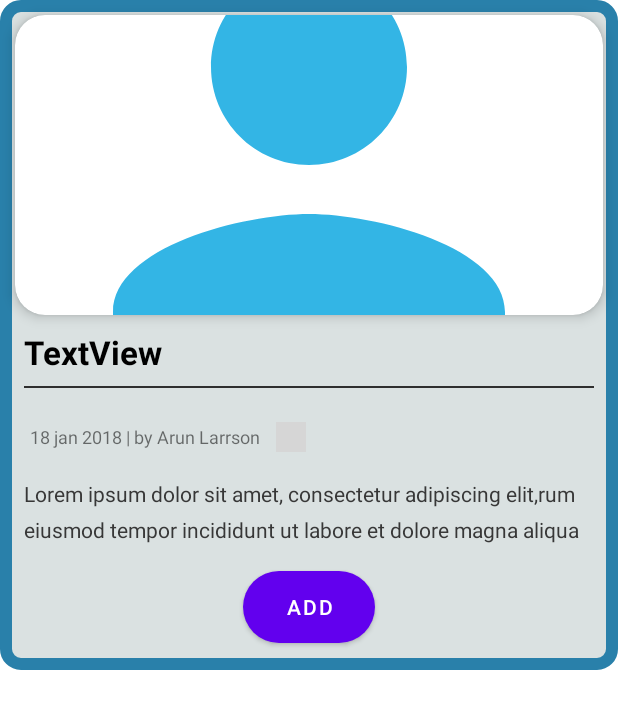
After one commit to Osastop9/BlogBlog, an Android app: the layout fragment_comments.xml on its own in the app's theme, with its tools: preview values and no code run, on a phone screen of 412 x 824 dp. The commit adds this screen. Shown: the top 709 px of the screen. Run offline under Robolectric (Android 15) with nearby library versions, the phone set to English and light mode, and no system bars; grey boxes are pictures that could not be loaded.

Commit message:
UI update

```diff
--- /dev/null
+++ b/app/src/main/res/drawable/botton_border_2.xml
@@ -0,0 +1,7 @@
+<?xml version="1.0" encoding="utf-8"?>
+<shape xmlns:android="http://schemas.android.com/apk/res/android"
+    android:shape="rectangle">
+    <corners android:radius="10dp" />
+    <stroke android:width="12px" android:color="#2980AA" />
+    <solid android:color="#F7D9E0E1" />
+</shape>
--- /dev/null
+++ b/app/src/main/res/drawable/edittext_button_style_rounded.xml
@@ -0,0 +1,11 @@
+<?xml version="1.0" encoding="utf-8"?>
+<shape xmlns:android="http://schemas.android.com/apk/res/android">
+
+
+    <solid android:color="#f4f4f4" />
+    <padding android:top="12dp" android:bottom="12dp"
+        android:right="12dp" android:left="12dp" />
+    <corners android:radius="32dp" />
+
+
+</shape>
--- /dev/null
+++ b/app/src/main/res/drawable/ic_baseline_person_24.xml
@@ -0,0 +1,10 @@
+<vector xmlns:android="http://schemas.android.com/apk/res/android"
+    android:width="24dp"
+    android:height="24dp"
+    android:viewportWidth="24"
+    android:viewportHeight="24"
+    android:tint="@android:color/holo_blue_light">
+  <path
+      android:fillColor="@android:color/white"
+      android:pathData="M12,12c2.21,0 4,-1.79 4,-4s-1.79,-4 -4,-4 -4,1.79 -4,4 1.79,4 4,4zM12,14c-2.67,0 -8,1.34 -8,4v2h16v-2c0,-2.66 -5.33,-4 -8,-4z"/>
+</vector>
--- /dev/null
+++ b/app/src/main/res/layout/fragment_comments.xml
@@ -0,0 +1,146 @@
+<?xml version="1.0" encoding="utf-8"?>
+<androidx.core.widget.NestedScrollView
+    xmlns:android="http://schemas.android.com/apk/res/android"
+    xmlns:app="http://schemas.android.com/apk/res-auto"
+    xmlns:tools="http://schemas.android.com/tools"
+    android:layout_width="match_parent"
+    android:layout_height="match_parent"
+    android:background="#fff">
+
+    <androidx.constraintlayout.widget.ConstraintLayout
+        android:layout_width="match_parent"
+        android:layout_height="match_parent"
+        android:background="@drawable/botton_border_2">
+
+        <ProgressBar
+            android:id="@+id/paginationProgressBar"
+            style="?attr/progressBarStyle"
+            android:layout_width="wrap_content"
+            android:layout_height="wrap_content"
+            android:visibility="invisible"
+            android:background="@android:color/transparent"
+            app:layout_constraintBottom_toBottomOf="parent"
+            app:layout_constraintEnd_toEndOf="parent"
+            app:layout_constraintHorizontal_bias="0.5"
+            app:layout_constraintStart_toStartOf="parent" />
+
+        <TextView
+            android:id="@+id/post_detail_title"
+            android:layout_width="0dp"
+            android:layout_height="wrap_content"
+            android:layout_marginStart="16dp"
+            android:layout_marginTop="220dp"
+            android:layout_marginEnd="16dp"
+            android:lineSpacingExtra="4dp"
+            android:text="TextView"
+            android:textColor="@android:color/black"
+            android:textSize="22sp"
+            android:textStyle="bold"
+            app:layout_constraintEnd_toEndOf="parent"
+            app:layout_constraintHorizontal_bias="0.0"
+            app:layout_constraintStart_toStartOf="parent"
+            app:layout_constraintTop_toTopOf="parent" />
+
+        <View
+            android:background="#2e2e2e"
+            android:id="@+id/view"
+            android:layout_width="0dp"
+            android:layout_height="1dp"
+            android:layout_marginStart="16dp"
+            android:layout_marginLeft="16dp"
+            android:layout_marginTop="8dp"
+            android:layout_marginEnd="16dp"
+            android:layout_marginRight="16dp"
+            app:layout_constraintEnd_toEndOf="parent"
+            app:layout_constraintHorizontal_bias="0.0"
+            app:layout_constraintStart_toStartOf="parent"
+            app:layout_constraintTop_toBottomOf="@+id/post_detail_title" />
+
+        <TextView
+            android:id="@+id/post_detail_date_name"
+            android:layout_width="wrap_content"
+            android:layout_height="wrap_content"
+            android:layout_marginStart="16dp"
+            android:layout_marginTop="24dp"
+            android:layout_marginEnd="8dp"
+            android:text="TextView"
+            android:textSize="12sp"
+            app:layout_constraintEnd_toEndOf="parent"
+            app:layout_constraintHorizontal_bias="0.017"
+            app:layout_constraintStart_toStartOf="parent"
+            app:layout_constraintTop_toBottomOf="@+id/view"
+            tools:text="18 jan 2018 | by Arun Larrson " />
+
+        <TextView
+
+            android:id="@+id/post_detail_desc"
+            android:layout_width="0dp"
+            android:layout_height="wrap_content"
+            android:layout_marginStart="16dp"
+            android:layout_marginTop="20dp"
+            android:layout_marginEnd="16dp"
+            android:lineSpacingExtra="8dp"
+            android:text="Lorem ipsum dolor sit amet, consectetur adipiscing elit,rum eiusmod tempor incididunt ut labore et dolore magna aliqua"
+            android:textColor="#373737"
+            app:layout_constraintEnd_toEndOf="parent"
+            app:layout_constraintHorizontal_bias="0.0"
+            app:layout_constraintStart_toStartOf="parent"
+            app:layout_constraintTop_toBottomOf="@+id/post_detail_date_name" />
+
+        <Button
+            android:id="@+id/add_comment_btn"
+            android:layout_width="wrap_content"
+            android:layout_height="wrap_content"
+            android:background="@drawable/edittext_button_style_rounded"
+            android:text="Add"
+            app:layout_constraintBottom_toTopOf="@+id/rv_comment"
+            app:layout_constraintEnd_toEndOf="parent"
+            app:layout_constraintStart_toStartOf="parent"
+            app:layout_constraintTop_toBottomOf="@+id/post_detail_desc" />
+
+        <ImageView
+            android:id="@+id/post_detail_user_img"
+            android:layout_width="20dp"
+            android:layout_height="20dp"
+            android:layout_marginStart="8dp"
+            android:layout_marginLeft="8dp"
+            app:layout_constraintBottom_toBottomOf="@+id/post_detail_date_name"
+            app:layout_constraintStart_toEndOf="@+id/post_detail_date_name"
+            app:layout_constraintTop_toTopOf="@+id/post_detail_date_name"
+            tools:srcCompat="@tools:sample/avatars" />
+
+        <androidx.recyclerview.widget.RecyclerView
+            android:id="@+id/rv_comment"
+            android:layout_width="0dp"
+            android:layout_height="wrap_content"
+            android:layout_marginStart="20dp"
+            android:layout_marginTop="84dp"
+            android:layout_marginEnd="20dp"
+            app:layout_constraintEnd_toEndOf="parent"
+            app:layout_constraintHorizontal_bias="0.0"
+            app:layout_constraintStart_toStartOf="parent"
+            app:layout_constraintTop_toBottomOf="@+id/post_detail_desc" />
+
+        <androidx.cardview.widget.CardView
+            android:id="@+id/cardView"
+            android:layout_width="match_parent"
+            android:layout_height="200dp"
+            android:layout_margin="10dp"
+            android:padding="10dp"
+            app:cardCornerRadius="20dp"
+            app:cardElevation="5dp"
+            app:layout_constraintStart_toStartOf="parent"
+            app:layout_constraintTop_toTopOf="parent">
+
+            <ImageView
+                android:id="@+id/ivImage"
+                android:layout_width="match_parent"
+                android:layout_height="match_parent"
+                android:scaleType="centerCrop"
+                android:src="@drawable/ic_baseline_person_24" />
+        </androidx.cardview.widget.CardView>
+
+
+    </androidx.constraintlayout.widget.ConstraintLayout>
+
+</androidx.core.widget.NestedScrollView>
--- /dev/null
+++ b/app/src/main/res/navigation/posts_nav_graph.xml
@@ -0,0 +1,6 @@
+<?xml version="1.0" encoding="utf-8"?>
+<navigation xmlns:android="http://schemas.android.com/apk/res/android"
+    xmlns:app="http://schemas.android.com/apk/res-auto"
+    android:id="@+id/posts_nav_graph">
+
+</navigation>
```
Also changed, not shown: app/src/main/res/anim/slide_in_left.xml (added, +10 -0 lines), app/src/main/res/anim/slide_in_right.xml (added, +10 -0 lines), app/src/main/res/anim/slide_out_left.xml (added, +10 -0 lines), app/src/main/res/anim/slide_out_right.xml (added, +10 -0 lines), app/src/main/res/drawable/botton_border_.xml (added, +7 -0 lines), app/src/main/res/drawable/ic_create_black_24dp.xml (added, +9 -0 lines), app/src/main/res/drawable/ic_launcher_foreground.xml (added, +30 -0 lines), app/src/main/res/layout/activity_main.xml (+7 -8 lines), app/src/main/res/layout/comment_item_layout.xml (added, +66 -0 lines), app/src/main/res/layout/fragment_new_comment.xml (added, +104 -0 lines), app/src/main/res/layout/fragment_new_post.xml (added, +131 -0 lines), app/src/main/res/layout/fragment_posts.xml (added, +53 -0 lines), app/src/main/res/layout/post_item_layout.xml (added, +78 -0 lines).
